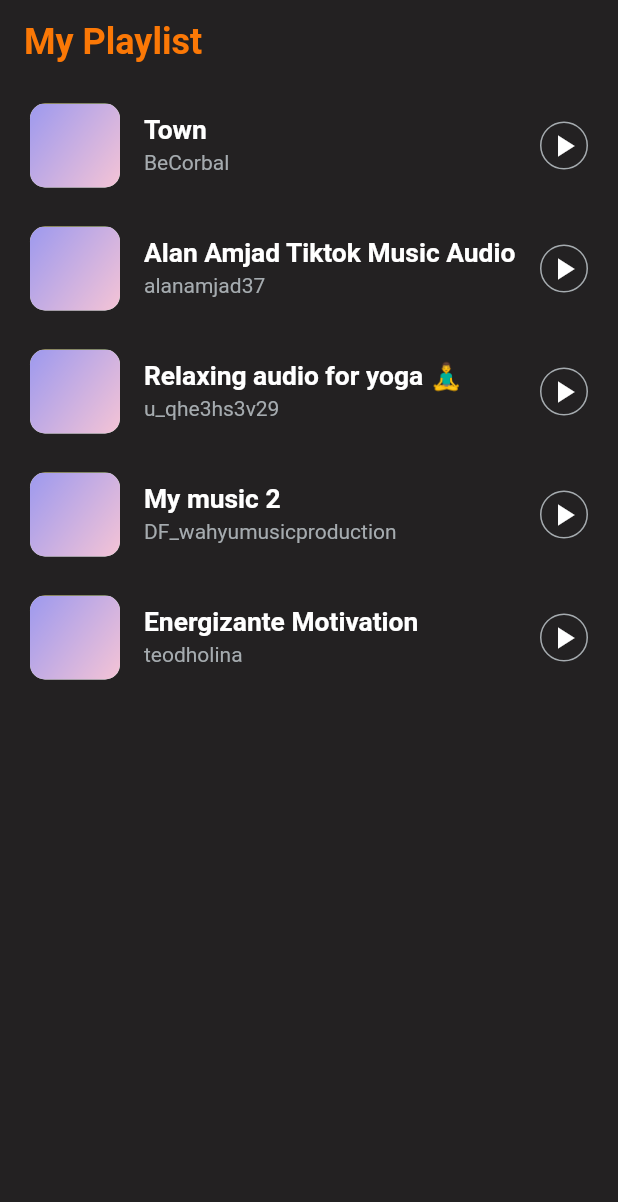
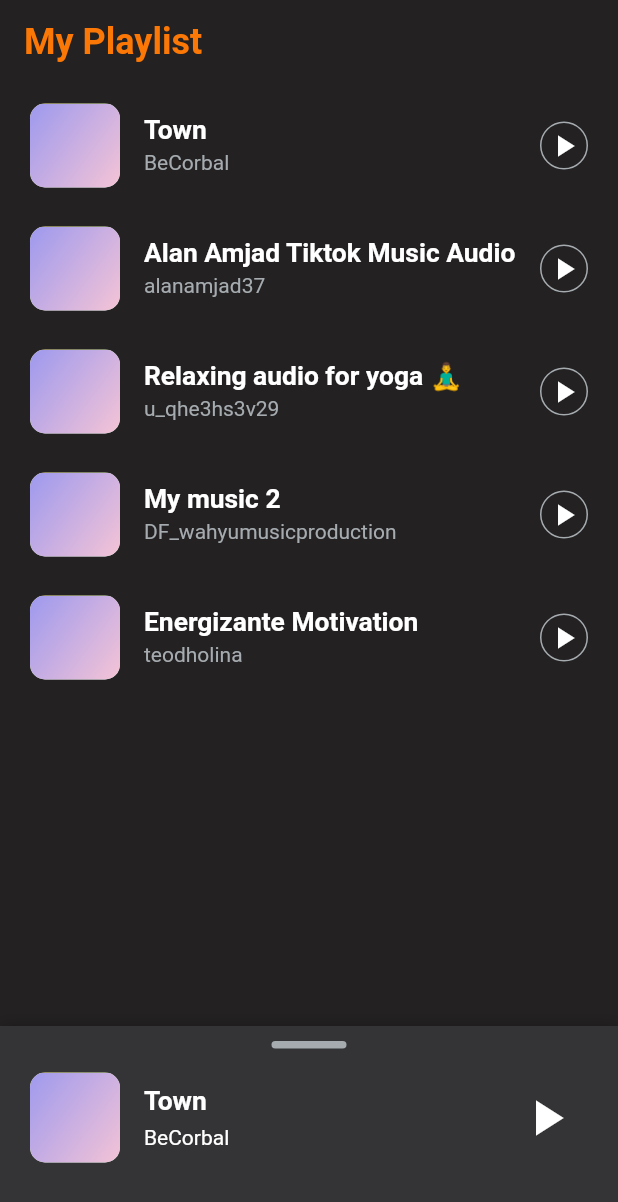
Before and after one commit to Kantaponruj/music_app, a Flutter app: the screen it shows after launch, on a phone screen of 412 x 824 dp. Shown: the top 1202 px of the screen. Run offline on Flutter 3.47's test engine with Material 3 defaults, Android fonts, the phone set to English and light mode, and no system bars; drawn by our look-alikes of sliding_up_panel; our stand-ins replace just_audio.

Commit message:
Update UI

```diff
--- a/lib/providers/music_provider.dart
+++ b/lib/providers/music_provider.dart
@@ -30,6 +30,7 @@ class MusicProvider with ChangeNotifier {
 
     try {
       _songs = await _musicService.getSongs();
+      _currentSong = _songs.first;
       debugPrint("Fetched songs: $_songs");
     } catch (e) {
       debugPrint("Error fetching music: $e");
--- a/lib/screens/home_page.dart
+++ b/lib/screens/home_page.dart
@@ -31,7 +31,19 @@ class _MyHomePageState extends State<HomePage> {
                 color: Colors.white,
               ),
             )
-          : Column(
+          : SlidingUpPanel(
+              minHeight: 140,
+              maxHeight: MediaQuery.of(context).size.height - 80,
+              panel: TrackPage(),
+              collapsed: musicProvider.currentSong != null
+                  ? Container(
+                      height: 200.0,
+                      padding: EdgeInsets.only(bottom: 20.0),
+                      color: secondaryBackgrondColor,
+                      child: PlayingCard(),
+                    )
+                  : SizedBox.shrink(),
+              body: Column(
                 children: [
                   Expanded(
                     child: ListView.builder(
@@ -49,23 +61,8 @@ class _MyHomePageState extends State<HomePage> {
                       },
                     ),
                   ),
-                if (musicProvider.currentSong != null)
-                  SlidingUpPanel(
-                    minHeight: 140,
-                    maxHeight: MediaQuery.of(context).size.height - 80,
-                    panel: TrackPage(),
-                    collapsed: Container(
-                      height: 200.0,
-                      padding: EdgeInsets.only(bottom: 20.0),
-                      color: secondaryBackgrondColor,
-                      child: PlayingCard(),
+                ],
               ),
-                    body: Center(
-                      child:
-                          Text("This is the Widget behind the sliding panel"),
-                    ),
-                  ),
-              ],
             ),
     );
   }
```
Lines whose indentation alone changed are shown as unchanged.
